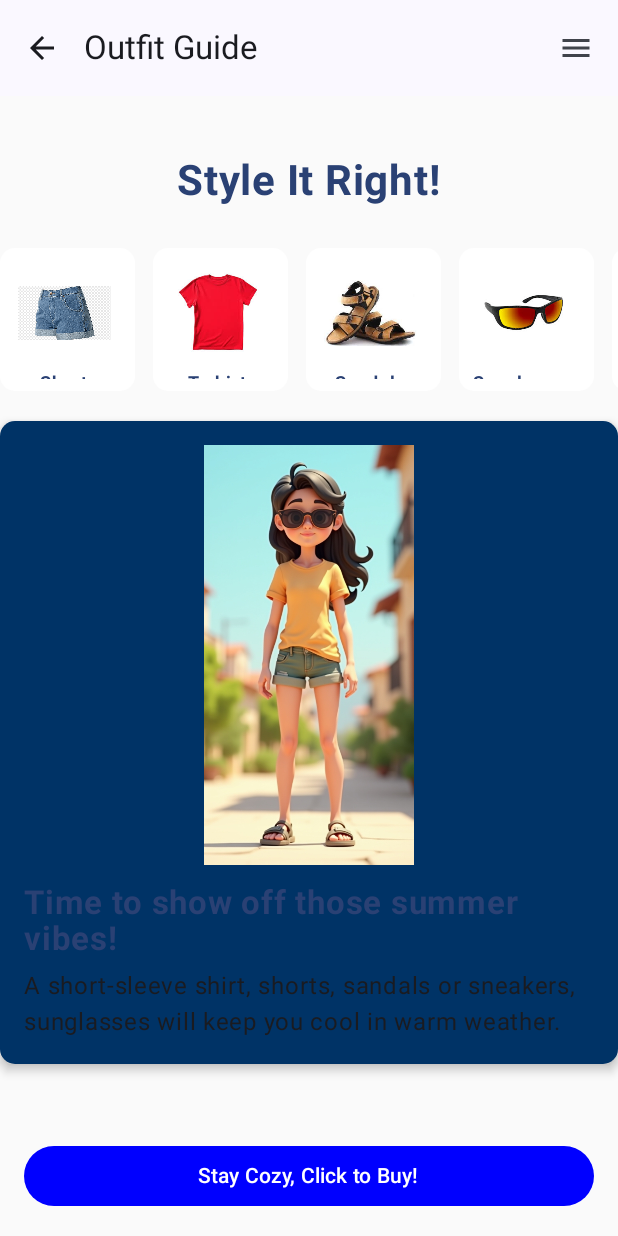
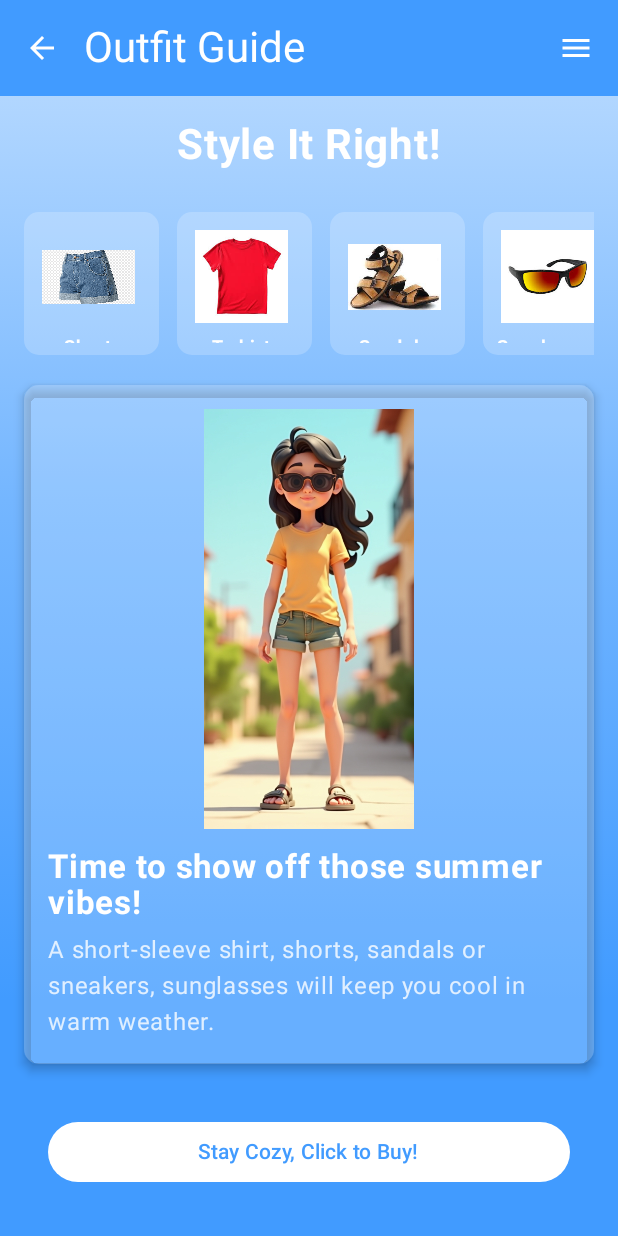
Before and after one commit to Mobile-Development-Project-Group-14/ChillMate, an Android app built with Jetpack Compose: the OutfitGuideScreen screen opened through its navigation route, on a phone screen of 412 x 824 dp. Run offline under Robolectric (Android 15) with nearby library versions, the phone set to English and light mode, and no system bars.

Commit message:
Update app to use common color theme and top bar.

```diff
--- a/app/src/main/java/com/example/chillmate/ui/screens/OutfitGuideScreen.kt
+++ b/app/src/main/java/com/example/chillmate/ui/screens/OutfitGuideScreen.kt
@@ -1,14 +1,39 @@
 package com.example.chillmate.ui.screens
+
 
 import androidx.compose.foundation.Image
 import androidx.compose.foundation.background
-import androidx.compose.foundation.layout.*
+import androidx.compose.foundation.layout.Arrangement
+import androidx.compose.foundation.layout.Box
+import androidx.compose.foundation.layout.Column
+import androidx.compose.foundation.layout.Spacer
+import androidx.compose.foundation.layout.fillMaxSize
+import androidx.compose.foundation.layout.fillMaxWidth
+import androidx.compose.foundation.layout.height
+import androidx.compose.foundation.layout.padding
+import androidx.compose.foundation.layout.size
+import androidx.compose.foundation.layout.width
 import androidx.compose.foundation.lazy.LazyColumn
 import androidx.compose.foundation.lazy.LazyRow
 import androidx.compose.foundation.lazy.items
+import androidx.compose.foundation.lazy.itemsIndexed
 import androidx.compose.foundation.shape.RoundedCornerShape
-import androidx.compose.material3.*
-import androidx.compose.runtime.*
+import androidx.compose.material.icons.Icons
+import androidx.compose.material.icons.filled.ArrowBack
+import androidx.compose.material.icons.filled.Menu
+import androidx.compose.material3.Button
+import androidx.compose.material3.ButtonDefaults
+import androidx.compose.material3.Card
+import androidx.compose.material3.CardDefaults
+import androidx.compose.material3.ExperimentalMaterial3Api
+import androidx.compose.material3.Icon
+import androidx.compose.material3.IconButton
+import androidx.compose.material3.MaterialTheme
+import androidx.compose.material3.Scaffold
+import androidx.compose.material3.Text
+import androidx.compose.material3.TopAppBar
+import androidx.compose.material3.TopAppBarDefaults
+import androidx.compose.runtime.Composable
 import androidx.compose.ui.Alignment
 import androidx.compose.ui.Modifier
 import androidx.compose.ui.graphics.Color
@@ -18,18 +43,10 @@ import androidx.compose.ui.text.font.FontWeight
 import androidx.compose.ui.unit.dp
 import androidx.compose.ui.unit.sp
 import androidx.navigation.NavController
+import com.example.chillmate.R
+import com.example.chillmate.ui.theme.AppTheme
+import com.example.chillmate.viewmodel.WeatherUiState
 import com.example.chillmate.viewmodel.WeatherViewModel
-import com.example.chillmate.viewmodel.WeatherUiState
-import kotlinx.coroutines.launch
-import com.example.chillmate.R
-import androidx.compose.material.icons.Icons
-import androidx.compose.material.icons.filled.ArrowBack
-import androidx.compose.material.icons.filled.Menu
-import androidx.compose.foundation.lazy.itemsIndexed
-
-
-import androidx.compose.material3.MaterialTheme
-import androidx.compose.material3.ButtonDefaults
 
 
 data class Outfit(val name: String, val description: String, val imageRes: Int)
@@ -37,76 +54,100 @@ data class Outfit(val name: String, val description: String, val imageRes: Int)
 @OptIn(ExperimentalMaterial3Api::class)
 @Composable
 fun OutfitGuideScreen(navController: NavController, weatherViewModel: WeatherViewModel) {
-    var weatherState by remember { mutableStateOf<WeatherUiState>(weatherViewModel.weatherUiState) }
-    val coroutineScope = rememberCoroutineScope()
-
-    LaunchedEffect(Unit) {
-        coroutineScope.launch {
-            val state = weatherViewModel.weatherUiState
-            if (state is WeatherUiState.Success) {
-                weatherState = state
-            }
-        }
+    val isDay = when (val state = weatherViewModel.weatherUiState) {
+        is WeatherUiState.Success -> state.data.current.is_day == 1
+        else -> true
     }
 
-    val temperature = when (weatherState) {
-        is WeatherUiState.Success -> (weatherState as WeatherUiState.Success).data.current.temperature_2m
-        else -> 20.0 // Default temperature if data is unavailable
-    }
-
-    val outfitSuggestions = remember { getOutfitSuggestions(temperature) }
-    val accessoryItems = remember { getAccessoryItems(temperature) }
-
-    Column(
-        modifier = Modifier.fillMaxSize(),
-        horizontalAlignment = Alignment.CenterHorizontally
-    ) {
+    Scaffold(
+        topBar = {
             TopAppBar(
-            title = { Text("Outfit Guide") },
+                title = {
+                    Text(
+                        "Outfit Guide",
+                        style = MaterialTheme.typography.headlineMedium,
+                        color = Color.White
+                    )
+                },
+                colors = TopAppBarDefaults.topAppBarColors(
+                    containerColor = AppTheme.getTopBarColor(isDay),
+                    titleContentColor = Color.White
+                ),
                 navigationIcon = {
                     IconButton(onClick = { navController.popBackStack() }) {
-                    Icon(Icons.Default.ArrowBack, contentDescription = "Back")
+                        Icon(
+                            Icons.Default.ArrowBack,
+                            contentDescription = "Back",
+                            tint = Color.White
+                        )
                     }
                 },
                 actions = {
                     IconButton(onClick = { /* TODO: Handle menu */ }) {
-                    Icon(Icons.Default.Menu, contentDescription = "Menu")
+                        Icon(
+                            Icons.Default.Menu,
+                            contentDescription = "Menu",
+                            tint = Color.White
+                        )
                     }
                 }
             )
+        }
+    ) { paddingValues ->
+        Box(
+            modifier = Modifier
+                .fillMaxSize()
+                .background(AppTheme.getBackgroundGradient(isDay))
+                .padding(paddingValues)
+        ) {
+            Column(
+                modifier = Modifier
+                    .fillMaxSize()
+                    .padding(16.dp),
+                horizontalAlignment = Alignment.CenterHorizontally
+            ) {
+                val temperature = weatherViewModel.weatherUiState.let { state ->
+                    if (state is WeatherUiState.Success) state.data.current.temperature_2m else 20.0
+                }
 
-        Spacer(modifier = Modifier.height(8.dp))
-        Spacer(modifier = Modifier.height(32.dp))
                 Text(
                     text = "Style It Right!",
                     fontSize = 28.sp,
                     fontWeight = FontWeight.Bold,
-            color = MaterialTheme.colorScheme.primary,
+                    color = Color.White,
                     modifier = Modifier.padding(bottom = 16.dp)
                 )
 
-        ClothingCarousel(accessoryItems)
+                ClothingCarousel(getAccessoryItems(temperature))
 
                 LazyColumn(modifier = Modifier.weight(1f)) {
-            itemsIndexed(outfitSuggestions) { index, outfit ->
-                val isMiddle = index == outfitSuggestions.size / 2
-                OutfitItem(outfit, isHighlighted = isMiddle)
+                    itemsIndexed(getOutfitSuggestions(temperature)) { index, outfit ->
+                        OutfitItem(
+                            outfit = outfit,
+                            isHighlighted = index == 1
+                        )
                     }
                 }
 
-        Spacer(modifier = Modifier.height(2.dp))
                 Button(
                     onClick = { /* Navigate to buy link */ },
-            colors = ButtonDefaults.buttonColors(containerColor = Color.Blue),
-            modifier = Modifier.fillMaxWidth().padding(16.dp)
+                    colors = ButtonDefaults.buttonColors(
+                        containerColor = Color.White,
+                        contentColor = AppTheme.dayColors[2]
+                    ),
+                    modifier = Modifier
+                        .fillMaxWidth()
+                        .padding(16.dp)
                 ) {
-            Text("Stay Cozy, Click to Buy!", color = Color.White)
+                    Text("Stay Cozy, Click to Buy!", color = AppTheme.dayColors[2])
+                }
+            }
         }
     }
 }
 
 @Composable
-fun ClothingCarousel(accessoryItems: List<Outfit>) {
+private fun ClothingCarousel(accessoryItems: List<Outfit>) {
     LazyRow(
         modifier = Modifier
             .fillMaxWidth()
@@ -120,10 +161,13 @@ fun ClothingCarousel(accessoryItems: List<Outfit>) {
 }
 
 @Composable
-fun ClothingItemCard(outfit: Outfit) {
+private fun ClothingItemCard(outfit: Outfit) {
     Card(
         shape = RoundedCornerShape(10.dp),
-        colors = CardDefaults.cardColors(containerColor = Color.White),
+        colors = CardDefaults.cardColors(
+            containerColor = Color.White.copy(alpha = 0.2f),
+            contentColor = Color.White
+        ),
         modifier = Modifier
             .width(90.dp)
             .height(95.dp)
@@ -144,22 +188,24 @@ fun ClothingItemCard(outfit: Outfit) {
                 text = outfit.name,
                 fontSize = 12.sp,
                 fontWeight = FontWeight.Bold,
-                color = MaterialTheme.colorScheme.primary
+                color = Color.White
             )
         }
     }
 }
 
 @Composable
-fun OutfitItem(outfit: Outfit, isHighlighted: Boolean = false) {
+private fun OutfitItem(outfit: Outfit, isHighlighted: Boolean = false) {
     Card(
         shape = RoundedCornerShape(10.dp),
         colors = CardDefaults.cardColors(
-            containerColor = if (isHighlighted) Color(0xFF003366) else Color(0xFFDAECF5),
-            contentColor = MaterialTheme.colorScheme.onSurface
+            containerColor = Color.White.copy(alpha = if (isHighlighted) 0.3f else 0.2f),
+            contentColor = Color.White
         ),
         elevation = CardDefaults.cardElevation(defaultElevation = 4.dp),
-        modifier = Modifier.fillMaxWidth().padding(vertical = 8.dp)
+        modifier = Modifier
+            .fillMaxWidth()
+            .padding(vertical = 8.dp)
     ) {
         Column(modifier = Modifier.padding(16.dp)) {
             Image(
@@ -175,13 +221,13 @@ fun OutfitItem(outfit: Outfit, isHighlighted: Boolean = false) {
                 text = outfit.name,
                 fontWeight = FontWeight.Bold,
                 fontSize = 22.sp,
-                color = MaterialTheme.colorScheme.primary
+                color = Color.White
             )
             Spacer(modifier = Modifier.height(6.dp))
             Text(
                 text = outfit.description,
                 fontSize = 16.sp,
-                color = MaterialTheme.colorScheme.onBackground
+                color = Color.White.copy(alpha = 0.8f)
             )
         }
     }
--- a/app/src/main/java/com/example/chillmate/ui/theme/Theme.kt
+++ b/app/src/main/java/com/example/chillmate/ui/theme/Theme.kt
@@ -1,56 +1,46 @@
 package com.example.chillmate.ui.theme
 
-import android.os.Build
 import androidx.compose.foundation.isSystemInDarkTheme
 import androidx.compose.material3.MaterialTheme
 import androidx.compose.material3.darkColorScheme
-import androidx.compose.material3.dynamicDarkColorScheme
-import androidx.compose.material3.dynamicLightColorScheme
 import androidx.compose.material3.lightColorScheme
 import androidx.compose.runtime.Composable
-import androidx.compose.ui.platform.LocalContext
+import androidx.compose.ui.graphics.Brush
+import androidx.compose.ui.graphics.Color
 
-private val DarkColorScheme = darkColorScheme(
-    primary = Purple80,
-    secondary = PurpleGrey80,
-    tertiary = Pink80
-)
+object AppTheme {
+    val dayColors = listOf(
+        Color(0xFFC0DEFF),  // Light blue
+        Color(0xFF74B6FF),  // Medium blue
+        Color(0xFF419BFF)   // Dark blue
+    )
 
-private val LightColorScheme = lightColorScheme(
-    primary = Purple40,
-    secondary = PurpleGrey40,
-    tertiary = Pink40
+    val nightColors = listOf(
+        Color(0xFF695A5A), // Dark brown
+        Color(0xFF9F6060), // Medium brown
+        Color(0xFF6B4F4F)  // Light brown
+    )
 
-    /* Other default colors to override
-    background = Color(0xFFFFFBFE),
-    surface = Color(0xFFFFFBFE),
-    onPrimary = Color.White,
-    onSecondary = Color.White,
-    onTertiary = Color.White,
-    onBackground = Color(0xFF1C1B1F),
-    onSurface = Color(0xFF1C1B1F),
-    */
-)
+    fun getBackgroundGradient(isDay: Boolean): Brush {
+        return Brush.verticalGradient(
+            colors = if (isDay) dayColors else nightColors,
+            startY = 0f,
+            endY = 1000f
+        )
+    }
+
+    fun getTopBarColor(isDay: Boolean): Color {
+        return if (isDay) dayColors[2] else nightColors[1]
+    }
+}
 
 @Composable
 fun ChillMateTheme(
     darkTheme: Boolean = isSystemInDarkTheme(),
-    // Dynamic color is available on Android 12+
-    dynamicColor: Boolean = true,
     content: @Composable () -> Unit
 ) {
-    val colorScheme = when {
-        dynamicColor && Build.VERSION.SDK_INT >= Build.VERSION_CODES.S -> {
-            val context = LocalContext.current
-            if (darkTheme) dynamicDarkColorScheme(context) else dynamicLightColorScheme(context)
-        }
-
-        darkTheme -> DarkColorScheme
-        else -> LightColorScheme
-    }
-
     MaterialTheme(
-        colorScheme = colorScheme,
+        colorScheme = if (darkTheme) darkColorScheme() else lightColorScheme(),
         typography = Typography,
         content = content
     )
```
Also changed, not shown: app/src/main/java/com/example/chillmate/ui/screens/HomeScreen.kt (+8 -24 lines), app/src/main/java/com/example/chillmate/ui/screens/TodayActivityScreen.kt (+24 -58 lines). Lines whose indentation alone changed are shown as unchanged.
